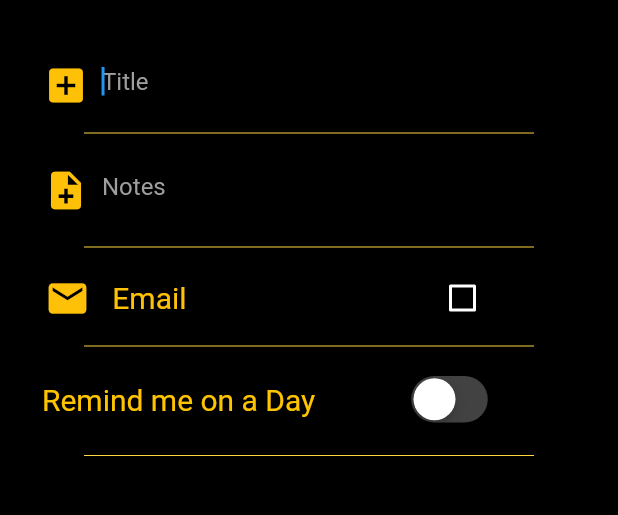
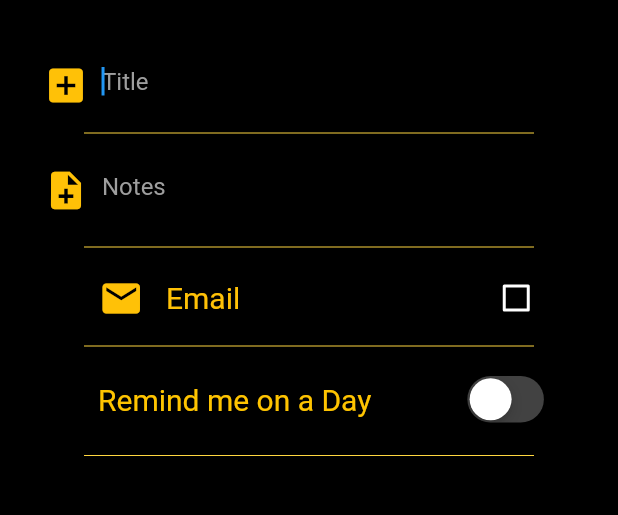
Before and after one commit to bx0709/reminder_app, a Flutter app: the Add_Reminder screen opened by its route, on a phone screen of 412 x 824 dp, the part 65-580 px from its top. Run offline on Flutter 3.47's test engine with Material 2 defaults, Android fonts, the phone set to English and light mode, and no system bars.

```diff
--- a/lib/Pages/Add_Reminder.dart
+++ b/lib/Pages/Add_Reminder.dart
@@ -1,13 +1,12 @@
 import 'dart:io';
 // import 'dart:js';
-// import 'package:camera/camera.dart';
+
 import 'package:flutter/material.dart';
 import 'package:flutter/widgets.dart';
 import 'package:flutter/cupertino.dart';
 import '../Functionality/conditional_builder.dart';
 import '../main.dart';
 
-// List<CameraDescription> cameras;
 
 enum repeat_list { Never, Daily, Weekly, Monthly, Yearly }
 
@@ -68,6 +67,7 @@ class _Add_ReminderState extends State<Add_Reminder> {
         children: [
           Container(
             child: Column(
+              crossAxisAlignment: CrossAxisAlignment.center,
               children: <Widget>[
                 //First Text Field to input title
                 Padding(
@@ -149,12 +149,14 @@ class _Add_ReminderState extends State<Add_Reminder> {
                   ),
                 ),
                 Row(
+                  mainAxisAlignment: MainAxisAlignment.center,
                   children: <Widget>[
                     Container(
                       margin: EdgeInsets.fromLTRB(8.0, 2.0, 8.0, 0.0),
                       padding: EdgeInsets.only(left: 12.0),
                       alignment: Alignment.topLeft,
                       child: Row(
+                        mainAxisAlignment: MainAxisAlignment.center,
                         children: <Widget>[
                           Padding(
                             padding: const EdgeInsets.only(left: 10.0),
@@ -207,6 +209,7 @@ class _Add_ReminderState extends State<Add_Reminder> {
                   padding: EdgeInsets.only(left: 20.0),
                   alignment: Alignment.topLeft,
                   child: Row(
+                    mainAxisAlignment: MainAxisAlignment.center,
                     children: <Widget>[
                       Text(
                         'Remind me on a Day',
@@ -323,6 +326,7 @@ class _Add_ReminderState extends State<Add_Reminder> {
                             ),
                           ),
                           Row(
+                            mainAxisAlignment: MainAxisAlignment.center,
                             children: <Widget>[
                               Container(
                                 margin:
@@ -362,6 +366,7 @@ class _Add_ReminderState extends State<Add_Reminder> {
                             ),
                           ),
                           Row(
+                            mainAxisAlignment: MainAxisAlignment.center,
                             children: <Widget>[
                               Padding(
                                 padding: const EdgeInsets.only(left: 8.0),
--- a/lib/Pages/Reminders.dart
+++ b/lib/Pages/Reminders.dart
@@ -207,11 +207,10 @@ class _ReminderAppState extends State<Reminders> {
       ),
 
       floatingActionButtonLocation: FloatingActionButtonLocation.centerDocked,
-      //body:
+
       floatingActionButton: FloatingActionButton(
         onPressed: () {
           Navigator.pushNamed(context, '/add_reminder');
-          ;
         },
         backgroundColor: Colors.amber,
         child: Icon(
--- a/pubspec.yaml
+++ b/pubspec.yaml
@@ -23,7 +23,6 @@ environment:
 dependencies:
   flutter:
     sdk: flutter
-  camera:
 
 
   # The following adds the Cupertino Icons font to your application.
```
Also changed, not shown: pubspec.lock.
